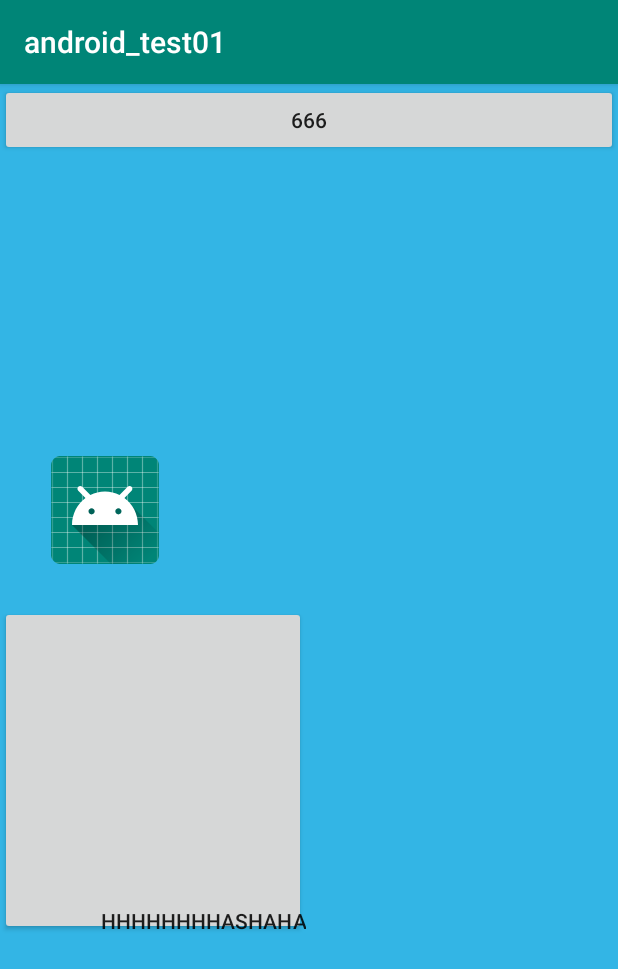
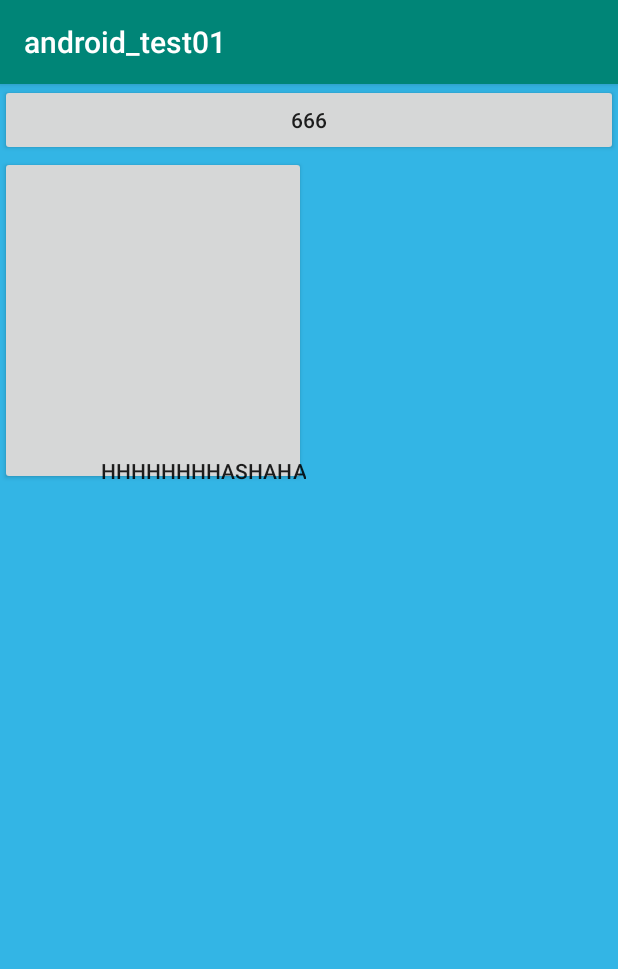
Before and after one commit to HYDupup/android_Test, an Android app: the screen it shows after launch (Main2Activity), on a phone screen of 412 x 824 dp. Shown: the top 969 px of the screen. Run offline under Robolectric (Android 15) with nearby library versions, the phone set to English and light mode, and no system bars.

Commit message:
Revert "feat: 0.0.1"
This reverts commit c588f8afe4fc56c43870b64f894df4115a60a35a.

```diff
--- a/app/src/main/java/com/example/android_test01/Main2Activity.java
+++ b/app/src/main/java/com/example/android_test01/Main2Activity.java
@@ -28,6 +28,7 @@ public class Main2Activity extends AppCompatActivity {
                 intent.setClass(Main2Activity.this,Test01.class);
                 startActivity(intent);
 
+
             }
         });
 
@@ -51,7 +52,6 @@ public class Main2Activity extends AppCompatActivity {
 
     }
 
-
     @Override
         protected void onPause() {
             super.onPause();
--- a/app/src/main/res/layout/activity_main2.xml
+++ b/app/src/main/res/layout/activity_main2.xml
@@ -20,21 +20,8 @@
 
 
 
-        <FrameLayout
-            android:id="@+id/frameLayoutTest"
-            android:layout_marginLeft="20dp"
-            android:layout_marginTop="200dp"
-            android:layout_width="100dp"
-            android:layout_height="100dp"
 
-            >
-                <ImageView
-                    android:id="@+id/imageView2"
-                    android:layout_width="match_parent"
-                    android:layout_height="wrap_content"
-                    app:srcCompat="@mipmap/ic_launcher" />
 
-        </FrameLayout>
 
 
 </LinearLayout>
```
Also changed, not shown: app/build.gradle (+5 -5 lines), 1 other file.
